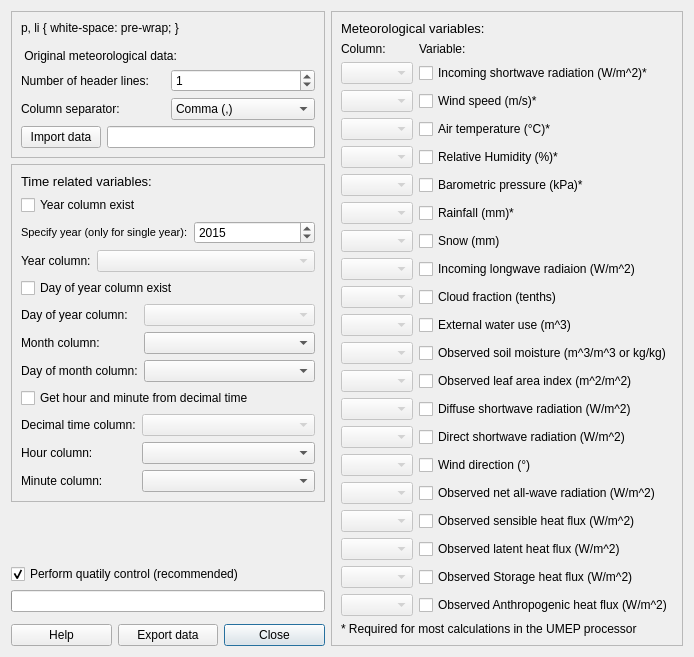
This is MetdataProcessor/metdata_processor_dialog_base.ui in UMEP-dev/UMEP as Qt 5 draws it before an edit. The edited form follows.
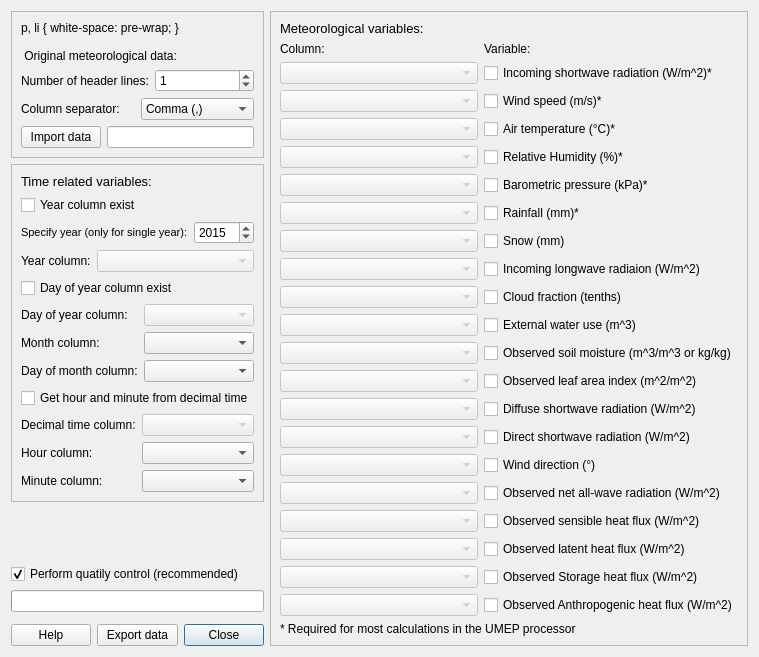
This is the edited form.

```diff
--- a/MetdataProcessor/metdata_processor_dialog_base.ui
+++ b/MetdataProcessor/metdata_processor_dialog_base.ui
@@ -9,7 +9,7 @@
    <rect>
     <x>0</x>
     <y>0</y>
-    <width>694</width>
+    <width>759</width>
     <height>614</height>
    </rect>
   </property>
@@ -393,7 +393,20 @@
      </layout>
     </widget>
    </item>
-   <item row="0" column="3" rowspan="7">
+   <item row="6" column="3">
+    <spacer name="horizontalSpacer">
+     <property name="orientation">
+      <enum>Qt::Horizontal</enum>
+     </property>
+     <property name="sizeHint" stdset="0">
+      <size>
+       <width>40</width>
+       <height>20</height>
+      </size>
+     </property>
+    </spacer>
+   </item>
+   <item row="0" column="3" rowspan="7" colspan="2">
     <widget class="QFrame" name="frame">
      <property name="enabled">
       <bool>true</bool>
```
Left out of the diff: 6 changed lines with no effect on the pictures.
